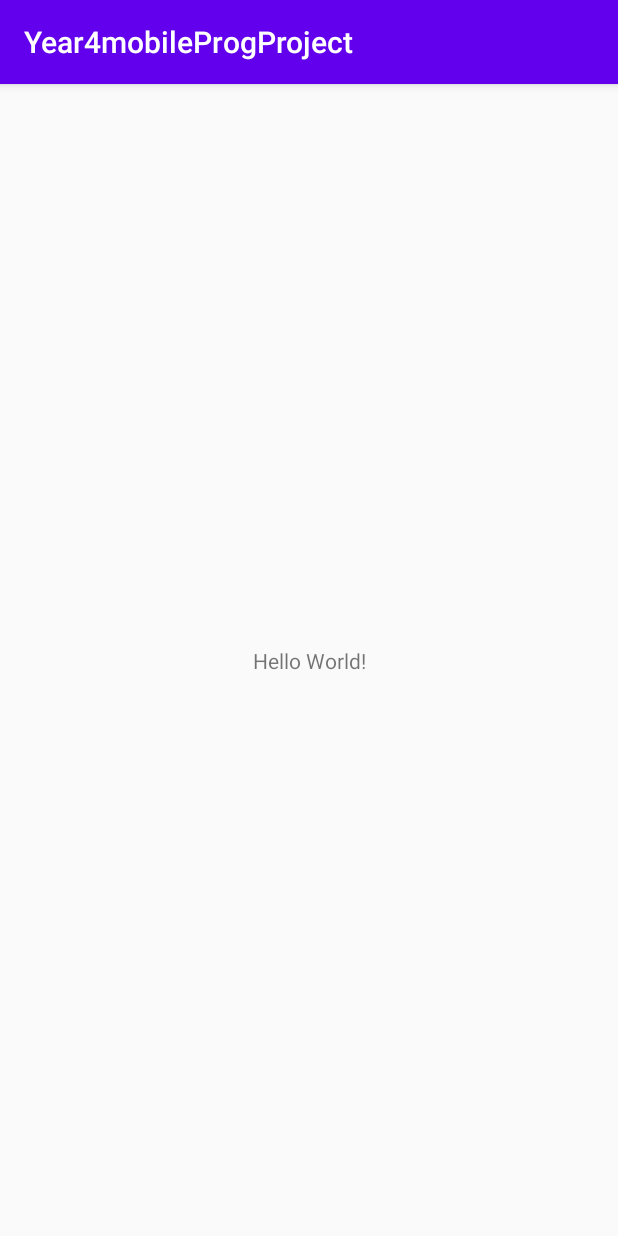
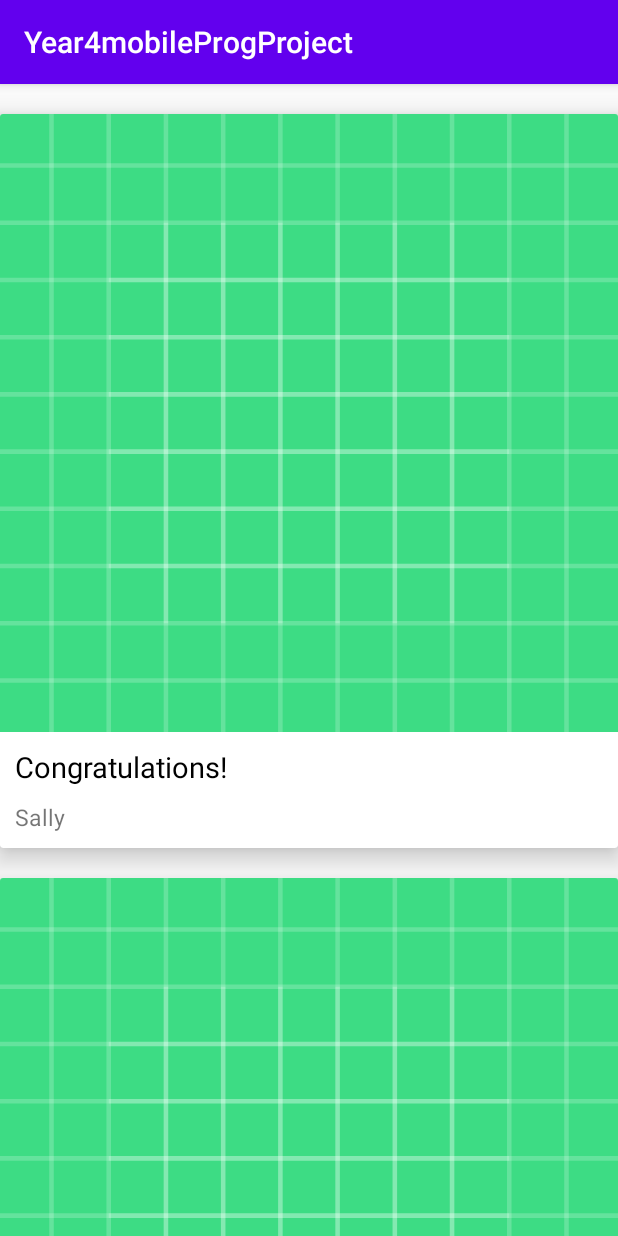
Before and after one commit to TMetagang/Year4mobileProgProject, an Android app: the screen it shows after launch (MainActivity), on a phone screen of 412 x 824 dp. Run offline under Robolectric (Android 15) with nearby library versions, the phone set to English and light mode, and no system bars; pictures from the network do not load; 2 statements that could not run were skipped.

Commit message:
TD3 in train working on data package

```diff
--- a/app/src/main/AndroidManifest.xml
+++ b/app/src/main/AndroidManifest.xml
@@ -2,14 +2,17 @@
 <manifest xmlns:android="http://schemas.android.com/apk/res/android"
     package="com.example.year4mobileprogproject">
 
+    <uses-permission android:name="android.permission.INTERNET"/>
+
     <application
+        android:name=".injection.MyApplication"
         android:allowBackup="true"
         android:icon="@mipmap/ic_launcher"
         android:label="@string/app_name"
         android:roundIcon="@mipmap/ic_launcher_round"
         android:supportsRtl="true"
         android:theme="@style/AppTheme">
-        <activity android:name=".MainActivity">
+        <activity android:name=".presentation.main.MainActivity">
             <intent-filter>
                 <action android:name="android.intent.action.MAIN" />
 
--- a/app/src/main/java/com/example/year4mobileprogproject/MainActivity.kt
+++ /dev/null
@@ -1,12 +0,0 @@
-package com.example.year4mobileprogproject
-
-import androidx.appcompat.app.AppCompatActivity
-import android.os.Bundle
-
-class MainActivity : AppCompatActivity() {
-
-    override fun onCreate(savedInstanceState: Bundle?) {
-        super.onCreate(savedInstanceState)
-        setContentView(R.layout.activity_main)
-    }
-}
--- /dev/null
+++ b/app/src/main/java/com/example/year4mobileprogproject/MovieRcyclerAdapter.kt
@@ -0,0 +1,73 @@
+package com.example.year4mobileprogproject
+
+import android.view.LayoutInflater
+import android.view.View
+import android.view.ViewGroup
+import androidx.recyclerview.widget.RecyclerView
+import com.bumptech.glide.Glide
+import com.bumptech.glide.request.RequestOptions
+import com.example.year4mobileprogproject.injection.moviePost
+import kotlinx.android.synthetic.main.layout_movie_list_item.view.*
+
+
+class MovieRecyclerAdapter : RecyclerView.Adapter<RecyclerView.ViewHolder>(){
+
+    private var items: List<moviePost> = ArrayList()
+
+    override fun onCreateViewHolder(parent: ViewGroup, viewType: Int): RecyclerView.ViewHolder {
+
+        return MovieViewHolder(
+            LayoutInflater.from(parent.context).inflate(R.layout.layout_movie_list_item, parent, false)
+        )
+    }
+
+    override fun onBindViewHolder(holder: RecyclerView.ViewHolder, position: Int) {
+
+        when(holder){
+
+            is MovieViewHolder -> {
+                holder.bind(items.get(position))
+            }
+        }
+
+    }
+
+    override fun getItemCount(): Int {
+        return items.size
+    }
+
+
+    fun submitList(movieList: List<moviePost>){
+
+        items = movieList
+    }
+
+
+   class MovieViewHolder constructor(
+       itemView: View
+   ): RecyclerView.ViewHolder(itemView) {
+
+       val movieImage = itemView.movie_image
+       val movieTitle  = itemView.movie_title
+       val movieAuthor = itemView.movie_author
+
+       fun bind(moviePost: moviePost){
+
+           movieTitle.setText(moviePost.title)
+           movieAuthor.setText(moviePost.username)
+
+           val requestOptions = RequestOptions()
+               .placeholder(R.drawable.ic_launcher_background)
+               .error(R.drawable.ic_launcher_background)
+
+           Glide.with(itemView.context)
+               .applyDefaultRequestOptions(requestOptions)
+               .load(moviePost.image)
+               .into(movieImage)
+
+
+       }
+
+   }
+
+}
--- /dev/null
+++ b/app/src/main/java/com/example/year4mobileprogproject/TopSpacingItemDecoration.kt
@@ -0,0 +1,18 @@
+package com.example.year4mobileprogproject
+
+import android.graphics.Rect
+import android.view.View
+import androidx.recyclerview.widget.RecyclerView
+
+class TopSpacingItemDecoration (private val padding: Int): RecyclerView.ItemDecoration(){
+
+    override fun getItemOffsets(
+        outRect: Rect,
+        view: View,
+        parent: RecyclerView,
+        state: RecyclerView.State
+    ) {
+        super.getItemOffsets(outRect, view, parent, state)
+        outRect.top = padding
+    }
+}
--- /dev/null
+++ b/app/src/main/java/com/example/year4mobileprogproject/data/repository/UserRepository.kt
@@ -0,0 +1,9 @@
+package com.example.year4mobileprogproject.data.repository
+
+import com.example.year4mobileprogproject.domain.entity.User
+
+class UserRepository {
+
+    suspend fun createUser(user: User){}
+
+}
--- /dev/null
+++ b/app/src/main/java/com/example/year4mobileprogproject/domain/entity/User.kt
@@ -0,0 +1,7 @@
+package com.example.year4mobileprogproject.domain.entity
+
+data class User (
+
+    val email: String
+
+)
--- /dev/null
+++ b/app/src/main/java/com/example/year4mobileprogproject/domain/usecase/CreateUserUseCase.kt
@@ -0,0 +1,9 @@
+package com.example.year4mobileprogproject.domain.usecase
+
+import com.example.year4mobileprogproject.domain.entity.User
+
+class CreateUserUseCase {
+
+    suspend fun invoke(user: User){}
+
+}
--- /dev/null
+++ b/app/src/main/java/com/example/year4mobileprogproject/injection/ApplicationModule.kt
@@ -0,0 +1,5 @@
+package com.example.year4mobileprogproject.injection
+
+import org.koin.dsl.module
+
+val presentationModule = module {  }
--- /dev/null
+++ b/app/src/main/java/com/example/year4mobileprogproject/injection/DataSource.kt
@@ -0,0 +1,85 @@
+package com.example.year4mobileprogproject.injection
+
+class DataSource{
+
+   companion object{
+
+        fun createDataSet(): ArrayList<moviePost>{
+            val list = ArrayList<moviePost>()
+            list.add(
+                moviePost(
+                    "Congratulations!",
+                    "You made it to the end of the course!\r\n\r\nNext we'll be building the REST API!",
+                    "https://raw.githubusercontent.com/mitchtabian/Blog-Images/master/digital_ocean.png",
+                    "Sally"
+                )
+            )
+            list.add(
+                moviePost(
+                    "Time to Build a Kotlin App!",
+                    "The REST API course is complete. You can find the videos here: https://codingwithmitch.com/courses/build-a-rest-api/.",
+                    "https://raw.githubusercontent.com/mitchtabian/Kotlin-RecyclerView-Example/json-data-source/app/src/main/res/drawable/time_to_build_a_kotlin_app.png",
+                    "mitch"
+                )
+            )
+
+            list.add(
+                moviePost(
+                    "Interviewing a Web Developer and YouTuber",
+                    "Justin has been producing online courses for YouTube, Udemy, and his website CodingForEntrepreneurs.com for over 5 years.",
+                    "https://raw.githubusercontent.com/mitchtabian/Kotlin-RecyclerView-Example/json-data-source/app/src/main/res/drawable/coding_for_entrepreneurs.png",
+                    "John"
+                )
+            )
+            list.add(
+                moviePost(
+                    "Freelance Android Developer (Vasiliy Zukanov)",
+                    "Vasiliy has been a freelance android developer for several years. He also has some of the best android development courses I've had the pleasure of taking on Udemy.com.",
+                    "https://raw.githubusercontent.com/mitchtabian/Kotlin-RecyclerView-Example/json-data-source/app/src/main/res/drawable/freelance_android_dev_vasiliy_zukanov.png",
+                    "Steven"
+                )
+            )
+            list.add(
+                moviePost(
+                    "Freelance Android Developer, Donn Felker",
+                    "Freelancing as an Android developer with Donn Felker.\\r\\n\\r\\nDonn is also:\\r\\n\\r\\n1) Founder of caster.io\\r\\n\\r\\n2) Co-host of the fragmented podcast (fragmentedpodcast.com).",
+                    "https://raw.githubusercontent.com/mitchtabian/Kotlin-RecyclerView-Example/json-data-source/app/src/main/res/drawable/freelance_android_dev_donn_felker.png",
+                    "Richelle"
+                )
+            )
+            list.add(
+                moviePost(
+                    "Work Life Balance for Software Developers",
+                    "What kind of hobbies do software developers have? It sounds like many software developers don't have a lot of hobbies and choose to focus on work. Is that a good idea?",
+                    "https://raw.githubusercontent.com/mitchtabian/Kotlin-RecyclerView-Example/json-data-source/app/src/main/res/drawable/work_life_balance.png",
+                    "Jessica"
+                )
+            )
+            list.add(
+                moviePost(
+                    "Full Stack Web Developer - Nicholas Olsen",
+                    "In this podcast I interviewed the Fullsnack Developer (AKA Nicholas Olsen).\\r\\n\\r\\nNicholas is many things. What I mean by that is, he's good at many things.\\r\\n\\r\\n1. He’s an entrepreneur\\r\\n\\r\\n2. Web developer\\r\\n\\r\\n3. Artist\\r\\n\\r\\n4. Graphic designer\\r\\n\\r\\n5. Musician (drums)\\r\\n\\r\\n6. Professional BodyBuilder.",
+                    "https://raw.githubusercontent.com/mitchtabian/Kotlin-RecyclerView-Example/json-data-source/app/src/main/res/drawable/fullsnack_developer.png",
+                    "Guy"
+                )
+            )
+            list.add(
+                moviePost(
+                    "Javascript Expert - Wes Bos",
+                    "Interviewing a web developer, javascript expert, entrepreneur, freelancer, podcaster, and much more.",
+                    "https://raw.githubusercontent.com/mitchtabian/Kotlin-RecyclerView-Example/json-data-source/app/src/main/res/drawable/javascript_expert_wes_bos.png",
+                    "Ruby"
+                )
+            )
+            list.add(
+                moviePost(
+                    "Senior Android Engineer - Kaushik Gopal",
+                    "Kaushik Gopal is a Senior Android Engineer working in Silicon Valley.\r\n\r\nHe works as a Senior Staff engineer at Instacart.\r\n\r\nInstacart: https://www.instacart.com/",
+                    "https://raw.githubusercontent.com/mitchtabian/Kotlin-RecyclerView-Example/json-data-source/app/src/main/res/drawable/senior_android_engineer_kaushik_gopal.png",
+                    "mitch"
+                )
+            )
+            return list
+        }
+    }
+}
--- /dev/null
+++ b/app/src/main/java/com/example/year4mobileprogproject/injection/MyApplication.kt
@@ -0,0 +1,21 @@
+package com.example.year4mobileprogproject.injection
+
+import android.app.Application
+import com.example.year4mobileprogproject.injection.presentationModule
+import org.koin.android.ext.koin.androidContext
+import org.koin.core.context.startKoin
+
+class MyApplication : Application(){
+
+    override fun onCreate(){
+        super.onCreate()
+        // start Koin!
+        startKoin {
+            // Android context
+            androidContext(this@MyApplication)
+            // modules
+            modules(presentationModule)
+        }
+    }
+
+}
--- /dev/null
+++ b/app/src/main/java/com/example/year4mobileprogproject/injection/moviePost.kt
@@ -0,0 +1,12 @@
+package com.example.year4mobileprogproject.injection
+
+class moviePost(
+
+    var title: String,
+    var body: String,
+    var image: String,
+    var username: String
+
+){
+
+}
--- /dev/null
+++ b/app/src/main/java/com/example/year4mobileprogproject/presentation/main/MainActivity.kt
@@ -0,0 +1,48 @@
+package com.example.year4mobileprogproject.presentation.main
+
+import androidx.appcompat.app.AppCompatActivity
+import android.os.Bundle
+import androidx.recyclerview.widget.LinearLayoutManager
+import com.example.year4mobileprogproject.MovieRecyclerAdapter
+import com.example.year4mobileprogproject.R
+import com.example.year4mobileprogproject.TopSpacingItemDecoration
+import com.example.year4mobileprogproject.injection.DataSource
+import kotlinx.android.synthetic.main.activity_main.*
+import org.koin.android.ext.android.inject
+
+class MainActivity : AppCompatActivity() {
+
+    private lateinit var movieAdapter: MovieRecyclerAdapter
+    val mainViewModel : MainViewModel by inject()
+
+    override fun onCreate(savedInstanceState: Bundle?) {
+        super.onCreate(savedInstanceState)
+        setContentView(R.layout.activity_main)
+
+        mainViewModel.onStart()
+
+
+        initRecyclerView()
+        addDataSet()
+    }
+
+    private fun addDataSet(){
+        val data =
+            DataSource.createDataSet()
+        movieAdapter.submitList(data)
+    }
+
+    private fun initRecyclerView(){
+
+        recycler_view.apply {
+            layoutManager = LinearLayoutManager(this@MainActivity)
+            val topSpacingItemDecoration = TopSpacingItemDecoration(30)
+            addItemDecoration(topSpacingItemDecoration)
+            movieAdapter = MovieRecyclerAdapter()
+            adapter = movieAdapter
+
+        }
+
+    }
+
+}
--- /dev/null
+++ b/app/src/main/java/com/example/year4mobileprogproject/presentation/main/MainViewModel.kt
@@ -0,0 +1,9 @@
+package com.example.year4mobileprogproject.presentation.main
+
+import androidx.lifecycle.ViewModel
+import com.example.year4mobileprogproject.MovieRecyclerAdapter
+
+class MainViewModel : ViewModel(){
+
+    fun onStart(){}
+}
--- a/app/src/main/res/layout/activity_main.xml
+++ b/app/src/main/res/layout/activity_main.xml
@@ -4,15 +4,15 @@
     xmlns:tools="http://schemas.android.com/tools"
     android:layout_width="match_parent"
     android:layout_height="match_parent"
-    tools:context=".MainActivity">
+    tools:context=".presentation.main.MainActivity">
 
-    <TextView
-        android:layout_width="wrap_content"
-        android:layout_height="wrap_content"
-        android:text="Hello World!"
-        app:layout_constraintBottom_toBottomOf="parent"
-        app:layout_constraintLeft_toLeftOf="parent"
-        app:layout_constraintRight_toRightOf="parent"
-        app:layout_constraintTop_toTopOf="parent" />
+    <androidx.recyclerview.widget.RecyclerView
+        android:layout_width="match_parent"
+        android:layout_height="match_parent"
+        android:layout_constraintTop_toTopOf="parent"
+        android:layout_constraintBottom_toBottomOf="parent"
+        android:layout_constraintLeft_toLeftOf="parent"
+        android:layout_constraintRight_toRightOf="parent"
+        android:id="@+id/recycler_view"/>
 
 </androidx.constraintlayout.widget.ConstraintLayout>
--- /dev/null
+++ b/app/src/main/res/layout/layout_movie_list_item.xml
@@ -0,0 +1,68 @@
+<?xml version="1.0" encoding="utf-8"?>
+<androidx.cardview.widget.CardView
+    xmlns:android="http://schemas.android.com/apk/res/android"
+    android:layout_width="match_parent"
+    android:layout_height="wrap_content"
+    xmlns:app="http://schemas.android.com/apk/res-auto"
+    app:cardElevation="10dp"
+    app:cardCornerRadius="2dp"
+    app:cardPreventCornerOverlap="false"
+    >
+
+    <androidx.constraintlayout.widget.ConstraintLayout
+        android:layout_width="match_parent"
+        android:layout_height="wrap_content"
+        >
+
+        <ImageView
+            android:layout_width="match_parent"
+            android:layout_height="0dp"
+            app:layout_constraintTop_toTopOf="parent"
+            app:layout_constraintLeft_toLeftOf="parent"
+            app:layout_constraintRight_toRightOf="parent"
+            android:id="@+id/movie_image"
+            android:padding="0dp"
+            android:layout_margin="0dp"
+            android:adjustViewBounds="true"
+            android:scaleType="fitXY"
+            />
+
+
+        <LinearLayout
+            android:layout_width="match_parent"
+            android:layout_height="wrap_content"
+            app:layout_constraintTop_toBottomOf="@id/movie_image"
+            app:layout_constraintLeft_toLeftOf="parent"
+            app:layout_constraintRight_toRightOf="parent"
+            app:layout_constraintBottom_toBottomOf="parent"
+            android:orientation="vertical"
+            android:padding="10dp"
+            android:id="@+id/container1"
+            >
+            <TextView
+                android:layout_width="match_parent"
+                android:layout_height="wrap_content"
+                android:id="@+id/movie_title"
+                android:text="The Title of a Movie"
+                android:textColor="#000"
+                android:textSize="19sp"
+                />
+
+            <TextView
+                android:layout_width="match_parent"
+                android:layout_height="wrap_content"
+                android:id="@+id/movie_author"
+                android:text="Mitch Tabian"
+                android:textSize="15sp"
+                android:layout_marginTop="10dp"
+                />
+
+
+        </LinearLayout>
+
+
+
+    </androidx.constraintlayout.widget.ConstraintLayout>
+
+
+</androidx.cardview.widget.CardView>
```
Also changed, not shown: app/build.gradle (+13 -0 lines).
